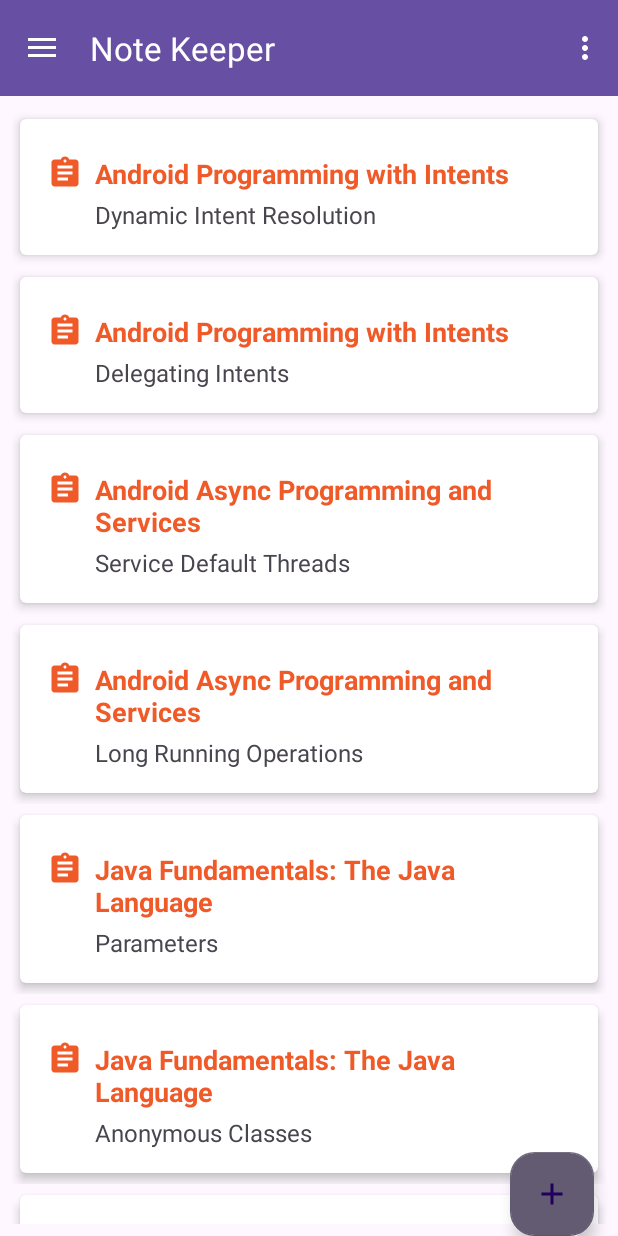
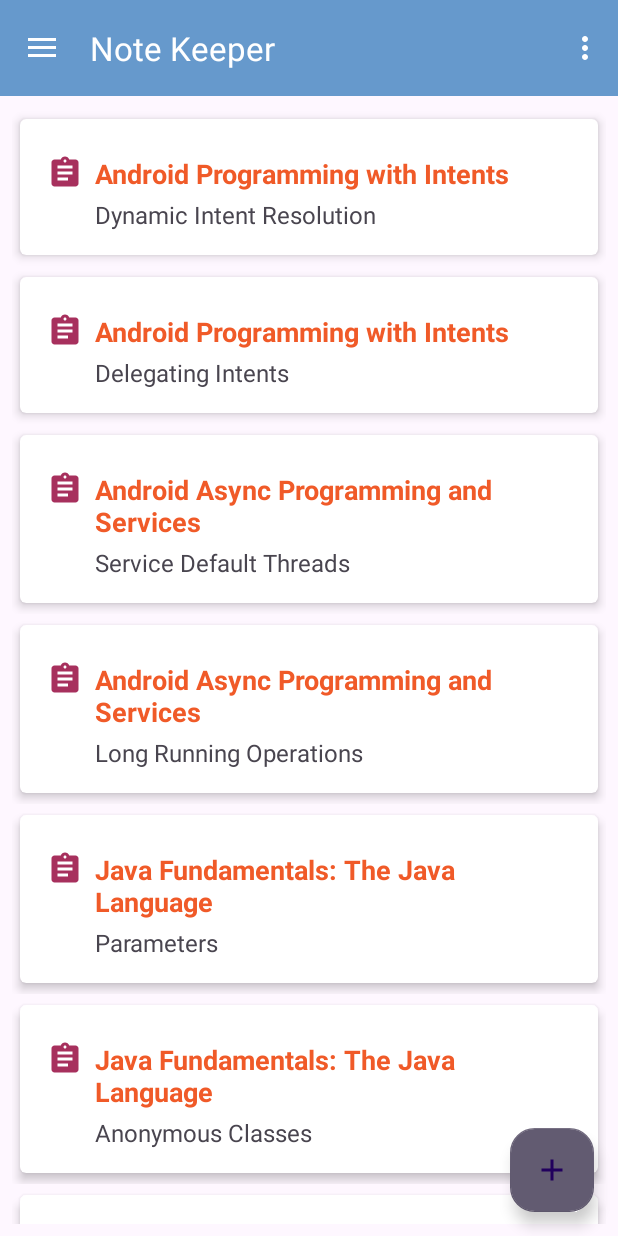
Before and after one commit to Mark-lee-coder/NoteKeeperApp, an Android app: the screen it shows after launch (ItemsActivity), on a phone screen of 412 x 824 dp. Run offline under Robolectric (Android 15) with nearby library versions, the phone set to English and light mode, and no system bars; our stand-ins replace navigation-ui.

Commit message:
Init Commit

```diff
--- a/app/src/main/res/layout/item_note_list.xml
+++ b/app/src/main/res/layout/item_note_list.xml
@@ -29,7 +29,7 @@
                 app:layout_constraintTop_toTopOf="parent"
                 app:layout_constraintVertical_bias="0.0"
                 app:srcCompat="@drawable/ic_baseline_assignment_24"
-                app:tint="@color/pluralsight_orange" />
+                app:tint="@color/pluralsight_plum" />
 
             <TextView
                 android:id="@+id/textCourse"
--- a/app/src/main/res/values/colors.xml
+++ b/app/src/main/res/values/colors.xml
@@ -1,7 +1,11 @@
 <?xml version="1.0" encoding="utf-8"?>
 <resources>
+    <color name="colorPrimary">#6699CC</color>
+    <color name="colorPrimaryDark">#FF212121</color>
+    <color name="colorAccent">#F05A28</color>
     <color name="black">#FF000000</color>
     <color name="white">#FFFFFFFF</color>
     <color name="magenta">#FF00FF</color>
-    <color name="pluralsight_orange">#FFF05A28</color>
+    <color name="pluralsight_orange">#F05A28</color>
+    <color name="pluralsight_plum">#A7305D</color>
 </resources>
--- a/app/src/main/res/values/themes.xml
+++ b/app/src/main/res/values/themes.xml
@@ -2,7 +2,7 @@
     <!-- Base application theme. -->
     <style name="Base.Theme.NoteKeeper" parent="Theme.Material3.DayNight.NoActionBar">
         <!-- Customize your light theme here. -->
-        <!-- <item name="colorPrimary">@color/my_light_primary</item> -->
+        <item name="colorPrimary">@color/colorPrimary</item>
     </style>
 
     <style name="Theme.NoteKeeper" parent="Base.Theme.NoteKeeper" />
@@ -12,7 +12,9 @@
         <item name="windowNoTitle">true</item>
     </style>
 
-    <style name="Theme.NoteKeeper.AppBarOverlay" parent="ThemeOverlay.AppCompat.Dark.ActionBar" />
+    <style name="Theme.NoteKeeper.AppBarOverlay" parent="ThemeOverlay.AppCompat.Dark.ActionBar">
+        <item name="colorPrimaryDark">@color/colorPrimaryDark</item>
+    </style>
 
     <style name="Theme.NoteKeeper.PopupOverlay" parent="ThemeOverlay.AppCompat.Light" />
 </resources>
```
Also changed, not shown: app/src/main/res/values/styles.xml (+44 -2 lines).
